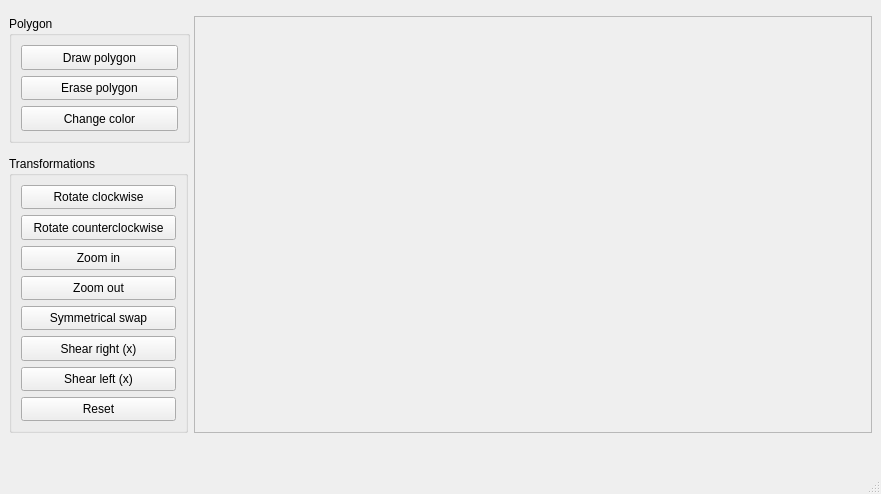
Qt form Transformations/transformation.ui (xriabov/MPM-PG) before a commit.
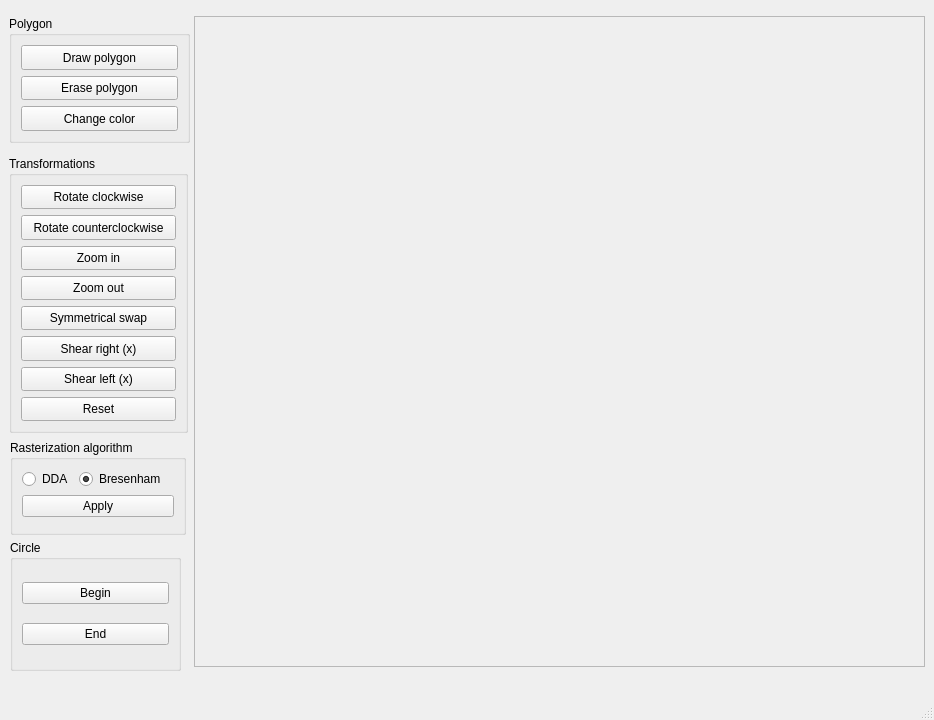
The same form after that commit.

Commit message: Bresenham circle algorithm and ui

The edit to the form file:
```diff
--- a/Transformations/transformation.ui
+++ b/Transformations/transformation.ui
@@ -6,8 +6,8 @@
    <rect>
     <x>0</x>
     <y>0</y>
-    <width>881</width>
-    <height>494</height>
+    <width>934</width>
+    <height>720</height>
    </rect>
   </property>
   <property name="sizePolicy">
@@ -31,8 +31,8 @@
      <rect>
       <x>194</x>
       <y>16</y>
-      <width>678</width>
-      <height>417</height>
+      <width>731</width>
+      <height>651</height>
      </rect>
     </property>
     <property name="sizePolicy">
@@ -251,6 +251,77 @@
      </item>
     </layout>
    </widget>
+   <widget class="QGroupBox" name="rasterizationGroup">
+    <property name="geometry">
+     <rect>
+      <x>10</x>
+      <y>440</y>
+      <width>176</width>
+      <height>95</height>
+     </rect>
+    </property>
+    <property name="title">
+     <string>Rasterization algorithm</string>
+    </property>
+    <layout class="QFormLayout" name="formLayout">
+     <item row="0" column="0">
+      <widget class="QRadioButton" name="ddaButton">
+       <property name="text">
+        <string>DDA</string>
+       </property>
+       <property name="checked">
+        <bool>false</bool>
+       </property>
+      </widget>
+     </item>
+     <item row="0" column="1">
+      <widget class="QRadioButton" name="bresenhamButton">
+       <property name="text">
+        <string>Bresenham</string>
+       </property>
+       <property name="checked">
+        <bool>true</bool>
+       </property>
+      </widget>
+     </item>
+     <item row="1" column="0" colspan="2">
+      <widget class="QPushButton" name="applyButton">
+       <property name="text">
+        <string>Apply</string>
+       </property>
+      </widget>
+     </item>
+    </layout>
+   </widget>
+   <widget class="QGroupBox" name="circleGroup">
+    <property name="geometry">
+     <rect>
+      <x>10</x>
+      <y>540</y>
+      <width>171</width>
+      <height>131</height>
+     </rect>
+    </property>
+    <property name="title">
+     <string>Circle</string>
+    </property>
+    <layout class="QVBoxLayout" name="verticalLayout_3">
+     <item>
+      <widget class="QPushButton" name="cBeginButton">
+       <property name="text">
+        <string>Begin</string>
+       </property>
+      </widget>
+     </item>
+     <item>
+      <widget class="QPushButton" name="cEndButton">
+       <property name="text">
+        <string>End</string>
+       </property>
+      </widget>
+     </item>
+    </layout>
+   </widget>
   </widget>
   <widget class="QMenuBar" name="menubar">
    <property name="geometry">
```
Left out of the diff: 2 changed lines with no effect on the pictures. The commit also changes 6 other files.
